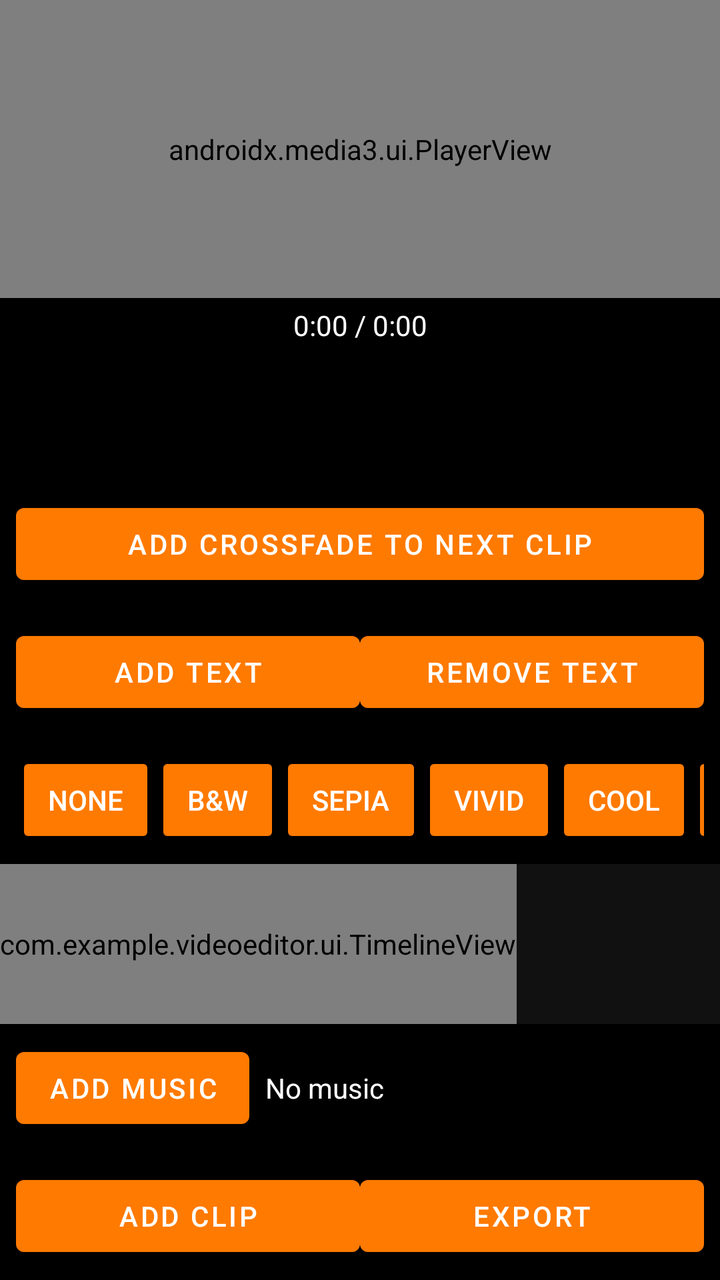
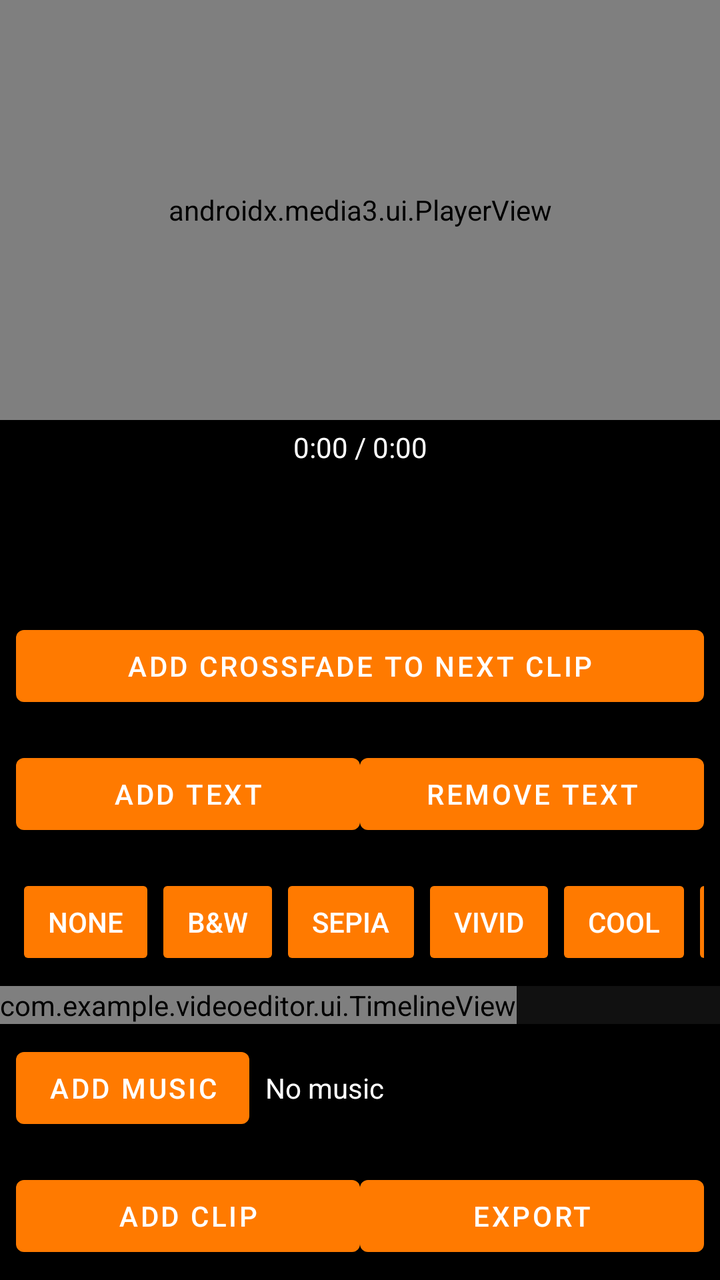

Compare the two renders of this Android layout. The source of the first and the diff that turns it into the second are given below.
<!-- AndroidManifest.xml: application theme Theme.VideoEditor -->
<!-- res/layout/activity_editor.xml -->
<?xml version="1.0" encoding="utf-8"?>
<LinearLayout xmlns:android="http://schemas.android.com/apk/res/android"
    xmlns:app="http://schemas.android.com/apk/res-auto"
    android:layout_width="match_parent"
    android:layout_height="match_parent"
    android:orientation="vertical"
    android:background="#000000">

    <androidx.media3.ui.PlayerView
        android:id="@+id/previewPlayerView"
        android:layout_width="match_parent"
        android:layout_height="0dp"
        android:layout_weight="1"
        app:use_controller="true" />

    <TextView
        android:id="@+id/timeLabel"
        android:layout_width="match_parent"
        android:layout_height="wrap_content"
        android:gravity="center"
        android:textColor="#FFFFFF"
        android:padding="4dp"
        android:text="0:00 / 0:00" />

    <ProgressBar
        android:id="@+id/exportProgressBar"
        style="?android:attr/progressBarStyleHorizontal"
        android:layout_width="match_parent"
        android:layout_height="6dp"
        android:visibility="gone" />

    <LinearLayout
        android:layout_width="match_parent"
        android:layout_height="wrap_content"
        android:orientation="horizontal"
        android:padding="8dp">

        <Button
            android:id="@+id/undoButton"
            android:layout_width="0dp"
            android:layout_height="wrap_content"
            android:layout_weight="1"
            android:enabled="false"
            android:text="Undo" />

        <Button
            android:id="@+id/redoButton"
            android:layout_width="0dp"
            android:layout_height="wrap_content"
            android:layout_weight="1"
            android:enabled="false"
            android:text="Redo" />

    </LinearLayout>

    <LinearLayout
        android:layout_width="match_parent"
        android:layout_height="wrap_content"
        android:orientation="horizontal"
        android:padding="8dp">

        <Button
            android:id="@+id/toggleTransitionButton"
            android:layout_width="match_parent"
            android:layout_height="wrap_content"
            android:text="Add Crossfade to Next Clip" />

    </LinearLayout>

    <LinearLayout
        android:layout_width="match_parent"
        android:layout_height="wrap_content"
        android:orientation="horizontal"
        android:padding="8dp">

        <Button
            android:id="@+id/addTextButton"
            android:layout_width="0dp"
            android:layout_height="wrap_content"
            android:layout_weight="1"
            android:text="Add Text" />

        <Button
            android:id="@+id/removeTextButton"
            android:layout_width="0dp"
            android:layout_height="wrap_content"
            android:layout_weight="1"
            android:text="Remove Text" />

    </LinearLayout>

    <HorizontalScrollView
        android:layout_width="match_parent"
        android:layout_height="wrap_content"
        android:scrollbars="none"
        android:paddingStart="8dp"
        android:paddingEnd="8dp"
        android:paddingTop="8dp"
        android:paddingBottom="8dp">

        <LinearLayout
            android:id="@+id/filterButtonContainer"
            android:layout_width="wrap_content"
            android:layout_height="wrap_content"
            android:orientation="horizontal">

            <Button
                android:id="@+id/filterNoneButton"
                style="?android:attr/buttonStyleSmall"
                android:layout_width="wrap_content"
                android:layout_height="wrap_content"
                android:text="None" />

            <Button
                android:id="@+id/filterGrayscaleButton"
                style="?android:attr/buttonStyleSmall"
                android:layout_width="wrap_content"
                android:layout_height="wrap_content"
                android:text="B&amp;W" />

            <Button
                android:id="@+id/filterSepiaButton"
                style="?android:attr/buttonStyleSmall"
                android:layout_width="wrap_content"
                android:layout_height="wrap_content"
                android:text="Sepia" />

            <Button
                android:id="@+id/filterVividButton"
                style="?android:attr/buttonStyleSmall"
                android:layout_width="wrap_content"
                android:layout_height="wrap_content"
                android:text="Vivid" />

            <Button
                android:id="@+id/filterCoolButton"
                style="?android:attr/buttonStyleSmall"
                android:layout_width="wrap_content"
                android:layout_height="wrap_content"
                android:text="Cool" />

            <Button
                android:id="@+id/filterWarmButton"
                style="?android:attr/buttonStyleSmall"
                android:layout_width="wrap_content"
                android:layout_height="wrap_content"
                android:text="Warm" />

            <Button
                android:id="@+id/filterInvertButton"
                style="?android:attr/buttonStyleSmall"
                android:layout_width="wrap_content"
                android:layout_height="wrap_content"
                android:text="Invert" />

            <Button
                android:id="@+id/filterNoirButton"
                style="?android:attr/buttonStyleSmall"
                android:layout_width="wrap_content"
                android:layout_height="wrap_content"
                android:text="Noir" />

            <Button
                android:id="@+id/filterFadeButton"
                style="?android:attr/buttonStyleSmall"
                android:layout_width="wrap_content"
                android:layout_height="wrap_content"
                android:text="Fade" />

            <Button
                android:id="@+id/filterDramaticButton"
                style="?android:attr/buttonStyleSmall"
                android:layout_width="wrap_content"
                android:layout_height="wrap_content"
                android:text="Dramatic" />

            <Button
                android:id="@+id/filterPastelButton"
                style="?android:attr/buttonStyleSmall"
                android:layout_width="wrap_content"
                android:layout_height="wrap_content"
                android:text="Pastel" />

            <Button
                android:id="@+id/filterNightButton"
                style="?android:attr/buttonStyleSmall"
                android:layout_width="wrap_content"
                android:layout_height="wrap_content"
                android:text="Night" />

        </LinearLayout>

    </HorizontalScrollView>

    <HorizontalScrollView
        android:layout_width="match_parent"
        android:layout_height="80dp"
        android:background="#111111"
        android:scrollbars="none">

        <com.example.videoeditor.ui.TimelineView
            android:id="@+id/timelineView"
            android:layout_width="wrap_content"
            android:layout_height="match_parent" />

    </HorizontalScrollView>

    <LinearLayout
        android:layout_width="match_parent"
        android:layout_height="wrap_content"
        android:orientation="horizontal"
        android:padding="8dp"
        android:gravity="center_vertical">

        <Button
            android:id="@+id/addMusicButton"
            android:layout_width="wrap_content"
            android:layout_height="wrap_content"
            android:text="Add Music" />

        <TextView
            android:id="@+id/musicTrackLabel"
            android:layout_width="0dp"
            android:layout_height="wrap_content"
            android:layout_weight="1"
            android:layout_marginStart="8dp"
            android:textColor="#FFFFFF"
            android:text="No music"
            android:singleLine="true"
            android:ellipsize="middle" />

        <Button
            android:id="@+id/removeMusicButton"
            android:layout_width="wrap_content"
            android:layout_height="wrap_content"
            android:text="Remove"
            android:visibility="gone" />

    </LinearLayout>

    <LinearLayout
        android:layout_width="match_parent"
        android:layout_height="wrap_content"
        android:orientation="horizontal"
        android:padding="8dp">

        <Button
            android:id="@+id/addClipButton"
            android:layout_width="0dp"
            android:layout_height="wrap_content"
            android:layout_weight="1"
            android:text="Add Clip" />

        <Button
            android:id="@+id/exportButton"
            android:layout_width="0dp"
            android:layout_height="wrap_content"
            android:layout_weight="1"
            android:text="Export" />

    </LinearLayout>

</LinearLayout>
<!-- resources referenced by this layout -->
<resources>
  <style name="Theme.VideoEditor" parent="Theme.MaterialComponents.DayNight.NoActionBar">
          <item name="colorPrimary">#FF7A00</item>
          <item name="android:windowBackground">#000000</item>
      </style>
</resources>

<!-- the commit's change to res/layout/activity_editor.xml (unified diff, before → after) -->
@@ -194,14 +194,14 @@
 
     <HorizontalScrollView
         android:layout_width="match_parent"
-        android:layout_height="80dp"
+        android:layout_height="wrap_content"
         android:background="#111111"
         android:scrollbars="none">
 
         <com.example.videoeditor.ui.TimelineView
             android:id="@+id/timelineView"
             android:layout_width="wrap_content"
-            android:layout_height="match_parent" />
+            android:layout_height="wrap_content" />
 
     </HorizontalScrollView>
 
